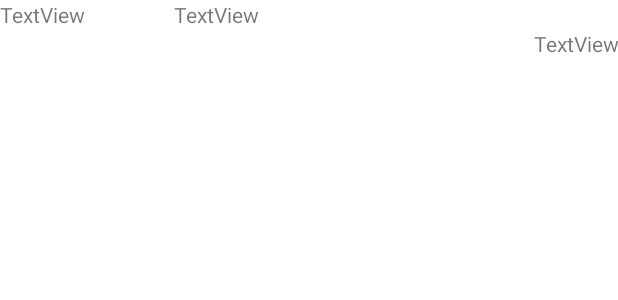
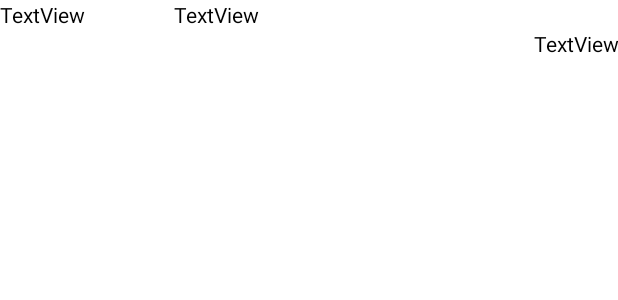
Before and after one commit to GGE2/Macha, an Android app: the layout item_chat.xml on its own in the app's theme, with its tools: preview values and no code run, on a phone screen of 412 x 824 dp. Shown: the top 300 px of the screen. Run offline under Robolectric (Android 15) with nearby library versions, the phone set to English and light mode, and no system bars; Roboto replaces fonts that are not available here.

Commit message:
공지 및 유저 채팅 구분을 위해 색상 지정

```diff
--- a/app/src/main/java/com/example/final_pjt/adapter/ChatAdapter.kt
+++ b/app/src/main/java/com/example/final_pjt/adapter/ChatAdapter.kt
@@ -1,5 +1,6 @@
 package com.example.final_pjt.adapter
 
+import android.graphics.Color
 import android.view.Gravity
 import android.view.LayoutInflater
 import android.view.View
@@ -18,6 +19,7 @@ class ChatAdapter(var list : List<Message>) : RecyclerView.Adapter<ChatAdapter.C
                 binding.chatOtherLayout.visibility = View.GONE
                 if(message.messageType == MessageTypeEnum.NOTICE){
                     binding.chatMyMsg.gravity = Gravity.CENTER
+                    binding.chatMyMsg.setTextColor(Color.GRAY)
                 }
                 binding.chatMyMsg.text = message.text
             } else {
@@ -27,6 +29,7 @@ class ChatAdapter(var list : List<Message>) : RecyclerView.Adapter<ChatAdapter.C
                 if(message.messageType == MessageTypeEnum.NOTICE){
                     binding.chatOtherNickName.visibility = View.GONE
                     binding.chatOtherMsg.gravity = Gravity.CENTER
+                    binding.chatOtherMsg.setTextColor(Color.GRAY)
                 }
             }
         }
--- a/app/src/main/res/layout/item_chat.xml
+++ b/app/src/main/res/layout/item_chat.xml
@@ -15,14 +15,16 @@
             android:layout_width="wrap_content"
             android:layout_height="wrap_content"
             android:layout_weight="1"
-            android:text="TextView" />
+            android:text="TextView"
+            android:textColor="#000000" />
 
         <TextView
             android:id="@+id/chat_other_msg"
             android:layout_width="wrap_content"
             android:layout_height="wrap_content"
             android:layout_weight="4"
-            android:text="TextView" />
+            android:text="TextView"
+            android:textColor="#000000" />
     </LinearLayout>
 
     <LinearLayout
@@ -37,6 +39,7 @@
             android:layout_height="wrap_content"
             android:layout_weight="1"
             android:gravity="end"
-            android:text="TextView" />
+            android:text="TextView"
+            android:textColor="#000000" />
     </LinearLayout>
 </LinearLayout>
```
